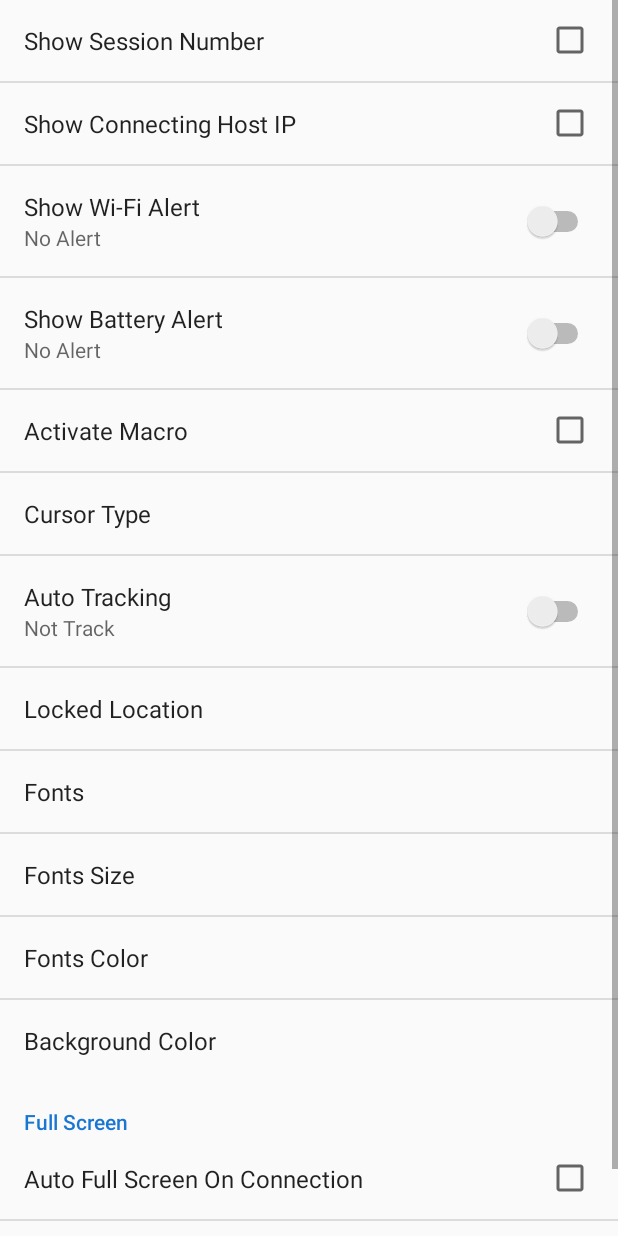
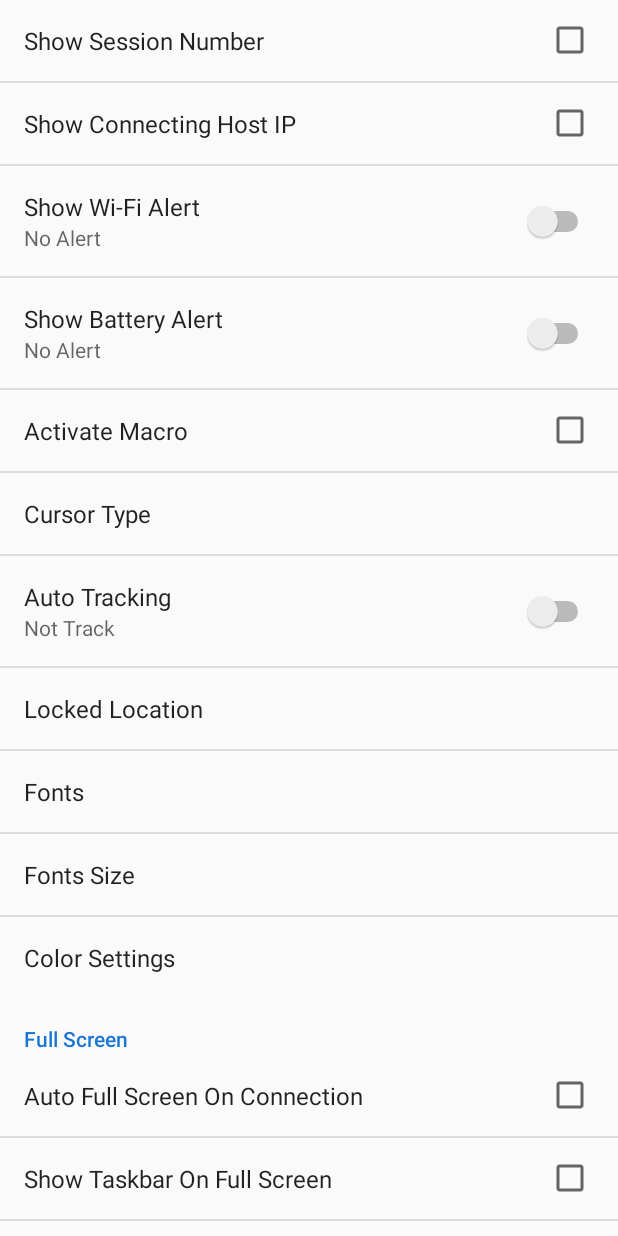
Before and after one commit to wangefan/terminalemulationprj_android_studio, an Android app: the fragment SessionScreenSettingsFrg shown on its own in the app's theme, on a phone screen of 412 x 824 dp. Run offline under Robolectric (Android 15) with nearby library versions, the phone set to English and light mode, and no system bars; 14 statements that could not run were skipped.

Commit message:
[What]Prepare to add Color fragment

```diff
--- a/app/src/main/AndroidManifest.xml
+++ b/app/src/main/AndroidManifest.xml
@@ -55,6 +55,11 @@
             android:screenOrientation="portrait"
             android:parentActivityName="com.te.UI.SessionSettings"/>
 
+        <activity
+            android:name="com.te.UI.Session3rdSettings"
+            android:screenOrientation="portrait"
+            android:parentActivityName="com.te.UI.SessionSecondSettings"/>
+
         <activity android:name="com.te.UI.barcodetest" >
         </activity>
         <activity
--- a/app/src/main/java/com/te/UI/SessionScreenSettingsFrg.java
+++ b/app/src/main/java/com/te/UI/SessionScreenSettingsFrg.java
@@ -126,10 +126,6 @@ public class SessionScreenSettingsFrg extends SessionSettingsFrgBase {
                 mSetting.mNFontWidth = Integer.valueOf(fontDims[0]);
                 mSetting.mNFontHeight = Integer.valueOf(fontDims[1]);
             }
-        } else if(key.compareTo(getResources().getString(R.string.screen_font_color_key)) == 0) {
-            //Todo:
-        } else if(key.compareTo(getResources().getString(R.string.screen_bg_color_key)) == 0) {
-            //Todo:
         } else if(key.compareTo(getResources().getString(R.string.screen_auto_full_on_conn_key)) == 0) {
             mSetting.mIsAutoFullscreenOnConn = mChkAutoFullScreenOnConn.isChecked();
         } else if(key.compareTo(getResources().getString(R.string.screen_show_taskbar_key)) == 0) {
--- a/app/src/main/res/values/strings.xml
+++ b/app/src/main/res/values/strings.xml
@@ -197,10 +197,8 @@
     <string name="screen_font">Fonts</string>
     <string name="screen_font_size_key">screen_font_size_key</string>
     <string name="screen_font_size">Fonts Size</string>
-    <string name="screen_font_color_key">screen_font_color_key</string>
-    <string name="screen_font_color">Fonts Color</string>
-    <string name="screen_bg_color_key">screen_bg_color_key</string>
-    <string name="screen_bg_color">Background Color</string>
+    <string name="screen_color_key">screen_color_key</string>
+    <string name="screen_color">Color Settings</string>
     <string name="screen_auto_full_on_conn_key">screen_auto_full_on_conn_key</string>
     <string name="screen_auto_full_on_conn">Auto Full Screen On Connection</string>
     <string name="screen_show_taskbar_key">screen_show_taskbar_key</string>
--- a/app/src/main/res/xml/pref_screen_settings.xml
+++ b/app/src/main/res/xml/pref_screen_settings.xml
@@ -51,14 +51,15 @@
         android:entryValues="@array/font_size_array_vals"
         android:negativeButtonText="@null"
         android:positiveButtonText="@null" />
-    <PreferenceScreen
-        android:key="@string/screen_font_color_key"
-        android:title="@string/screen_font_color">
-    </PreferenceScreen>
-    <PreferenceScreen
-        android:key="@string/screen_bg_color_key"
-        android:title="@string/screen_bg_color">
-    </PreferenceScreen>
+    <Preference
+        android:key="@string/screen_color_key"
+        android:title="@string/screen_color">
+        <intent
+            android:targetPackage="com.example.terminalemulation"
+            android:targetClass="com.te.UI.Session3rdSettings"
+            android:action="com.te.UI.Session3rdSettings.ACTION_COLOR">
+        </intent>
+    </Preference>
     <PreferenceCategory
         android:title="@string/full_screen">
         <CheckBoxPreference
```
Also changed, not shown: app/src/main/java/com/te/UI/Session3rdSettings.java (added, +34 -0 lines), app/src/main/res/layout/session_3rd_settings.xml (added, +23 -0 lines).
